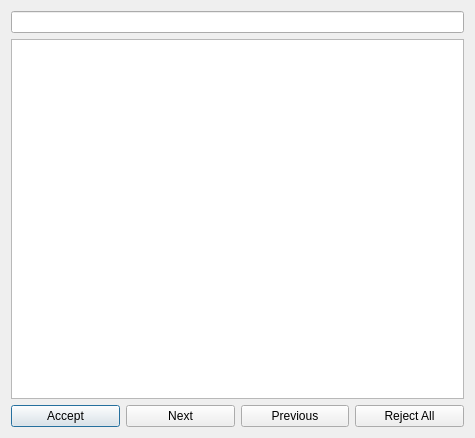
Before: the Qt Designer form ui/cert-candidate.ui in berndhs/egalite, drawn with Qt 5.
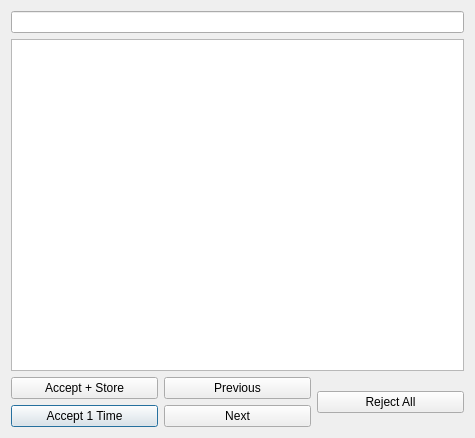
After: the same form once the commit is applied.

Commit message: store known good direct contact certificates

What changed in the file:
```diff
--- a/ui/cert-candidate.ui
+++ b/ui/cert-candidate.ui
@@ -21,35 +21,42 @@
     <widget class="QListWidget" name="infoList"/>
    </item>
    <item row="2" column="0">
-    <layout class="QHBoxLayout" name="horizontalLayout">
-     <item>
+    <layout class="QGridLayout" name="gridLayout_2">
+     <item row="1" column="0">
       <widget class="QPushButton" name="acceptButton">
        <property name="text">
-        <string>Accept</string>
+        <string>Accept 1 Time</string>
        </property>
       </widget>
      </item>
-     <item>
+     <item row="1" column="1">
       <widget class="QPushButton" name="nextButton">
        <property name="text">
         <string>Next</string>
        </property>
       </widget>
      </item>
-     <item>
-      <widget class="QPushButton" name="prevButton">
-       <property name="text">
-        <string>Previous</string>
-       </property>
-      </widget>
-     </item>
-     <item>
+     <item row="0" column="3" rowspan="2">
       <widget class="QPushButton" name="rejectButton">
        <property name="text">
         <string>Reject All</string>
        </property>
       </widget>
      </item>
+     <item row="0" column="0">
+      <widget class="QPushButton" name="storeButton">
+       <property name="text">
+        <string>Accept + Store</string>
+       </property>
+      </widget>
+     </item>
+     <item row="0" column="1">
+      <widget class="QPushButton" name="prevButton">
+       <property name="text">
+        <string>Previous</string>
+       </property>
+      </widget>
+     </item>
     </layout>
    </item>
   </layout>
```
The commit also changes 15 other files.
